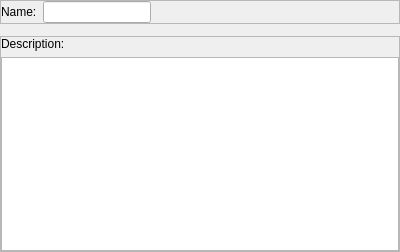
This is superscore/ui/name_desc_tags_widget.ui in pcdshub/superscore as Qt 5 draws it before an edit. The edited form follows.
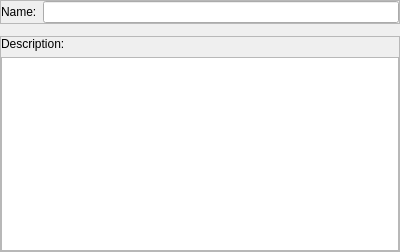
This is the edited form. Custom widgets are drawn as their Qt base class.

Commit message: GUI: remove unnecessary name-row elements in NameDescTags widget

```diff
--- a/superscore/ui/name_desc_tags_widget.ui
+++ b/superscore/ui/name_desc_tags_widget.ui
@@ -57,7 +57,7 @@
       <item>
        <widget class="QLineEdit" name="name_edit">
         <property name="sizePolicy">
-         <sizepolicy hsizetype="Maximum" vsizetype="Fixed">
+         <sizepolicy hsizetype="MinimumExpanding" vsizetype="Fixed">
           <horstretch>0</horstretch>
           <verstretch>0</verstretch>
          </sizepolicy>
@@ -70,41 +70,6 @@
         </property>
        </widget>
       </item>
-      <item>
-       <spacer name="horizontalSpacer_2">
-        <property name="orientation">
-         <enum>Qt::Horizontal</enum>
-        </property>
-        <property name="sizeHint" stdset="0">
-         <size>
-          <width>40</width>
-          <height>20</height>
-         </size>
-        </property>
-       </spacer>
-      </item>
-      <item>
-       <widget class="QLabel" name="extra_text_label">
-        <property name="sizePolicy">
-         <sizepolicy hsizetype="MinimumExpanding" vsizetype="Preferred">
-          <horstretch>0</horstretch>
-          <verstretch>0</verstretch>
-         </sizepolicy>
-        </property>
-        <property name="minimumSize">
-         <size>
-          <width>100</width>
-          <height>0</height>
-         </size>
-        </property>
-        <property name="text">
-         <string/>
-        </property>
-        <property name="wordWrap">
-         <bool>false</bool>
-        </property>
-       </widget>
-      </item>
      </layout>
     </widget>
    </item>
```
The commit also changes 1 other file.
